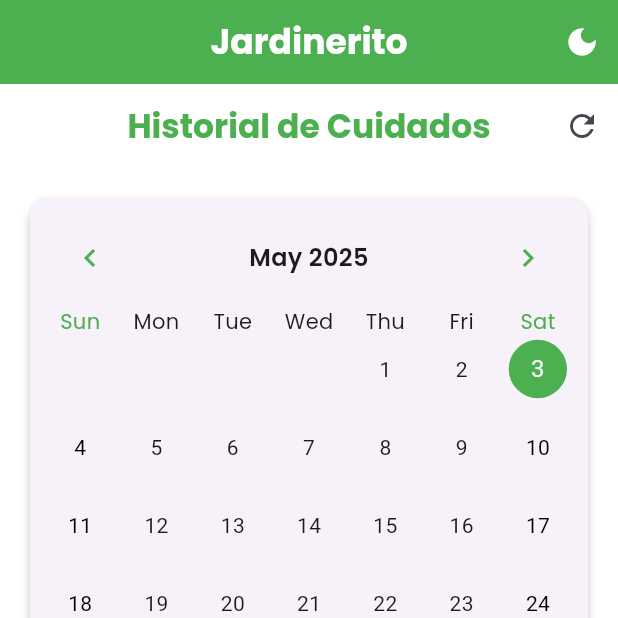
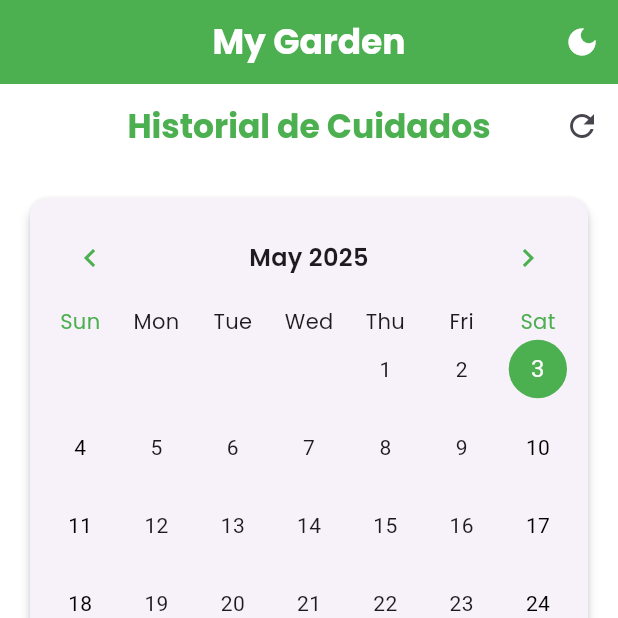
Before and after one commit to Nicolukazzz/appjardinerito, a Flutter app: the screen it shows after launch, item 3 of the bottom bar chosen, on a phone screen of 412 x 824 dp, the top half of it. Run offline on Flutter 3.47's test engine with Material 3 defaults, Android fonts, the phone set to English and light mode, and no system bars; drawn by our look-alikes of table_calendar; our stand-ins replace firebase_core, firebase_database, flutter_blue_plus, google_fonts, permission_handler, shared_preferences; accounts and stored records are empty.

Commit message:
Update Name

```diff
--- /dev/null
+++ b/devtools_options.yaml
@@ -0,0 +1,3 @@
+description: This file stores settings for Dart & Flutter DevTools.
+documentation: https://docs.flutter.dev/tools/devtools/extensions#configure-extension-enablement-states
+extensions:
--- a/lib/main.dart
+++ b/lib/main.dart
@@ -27,7 +27,7 @@
     final themeProvider = Provider.of<ThemeProvider>(context);
     return MaterialApp(
       debugShowCheckedModeBanner: false,
-      title: 'Jardinerito',
+      title: 'My Garden',
       theme: themeProvider.themeData,
       home: SplashScreen(),
     );
--- a/lib/presentation/home_screen.dart
+++ b/lib/presentation/home_screen.dart
@@ -30,7 +30,7 @@
     return Scaffold(
       appBar: AppBar(
         title: Text(
-          "Jardinerito",
+          "My Garden",
           style: GoogleFonts.poppins(fontWeight: FontWeight.bold),
         ),
         centerTitle: true,
```
Also changed, not shown: assets/blue_icon.png (added).
